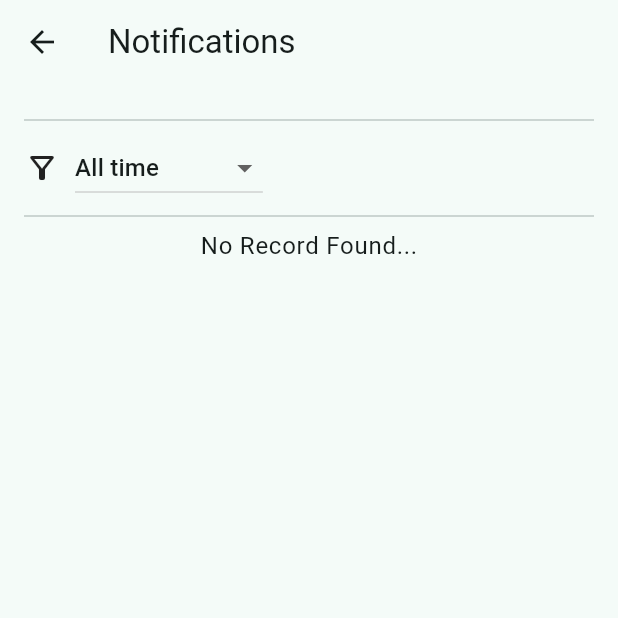
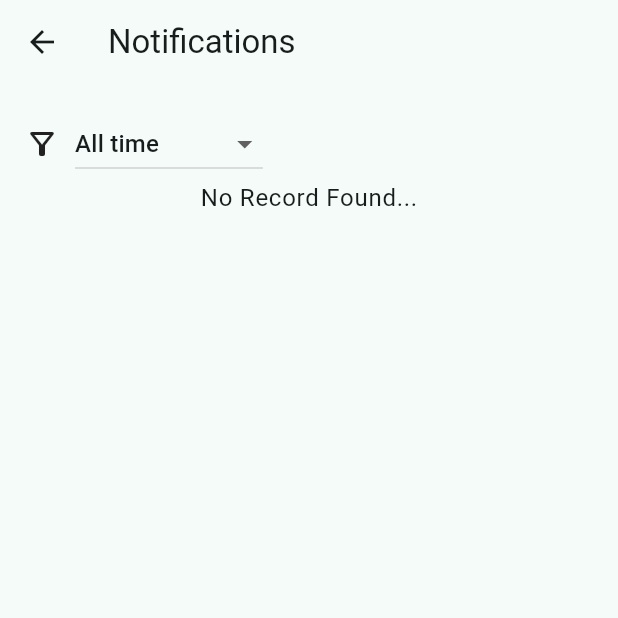
Before and after one commit to tahawaheed9/wellness_wise, a Flutter app: the NotificationsScreen screen opened by its route, on a phone screen of 412 x 824 dp, the top half of it. Run offline on Flutter 3.47's test engine with Material 3 defaults, Android fonts, the phone set to English and light mode, and no system bars; our stand-ins replace bloc, cloud_firestore, dropdown_search, equatable, firebase_auth, firebase_core and 7 more; missing offline and left inert: health; accounts and stored records are empty.

Commit message:
Change | Minor tweaks in UI

```diff
--- a/lib/presentation/screens/history/history_screen.dart
+++ b/lib/presentation/screens/history/history_screen.dart
@@ -53,7 +53,6 @@ class _HistoryScreenState extends State<HistoryScreen> {
         padding: const EdgeInsets.all(16.0),
         child: Column(
           children: <Widget>[
-            Divider(),
             CustomFilter(
               onChanged: (value) {
                 _selectedValue = value;
@@ -62,7 +61,6 @@ class _HistoryScreenState extends State<HistoryScreen> {
                 });
               },
             ),
-            Divider(),
             StreamBuilder<QuerySnapshot<Map<String, dynamic>>>(
               stream: FirebaseFirestore.instance
                   .collection('user-data')
--- a/lib/presentation/screens/notifications/notifications_screen.dart
+++ b/lib/presentation/screens/notifications/notifications_screen.dart
@@ -40,7 +40,6 @@ class _NotificationsScreenState extends State<NotificationsScreen> {
         padding: const EdgeInsets.all(16.0),
         child: Column(
           children: <Widget>[
-            Divider(),
             CustomFilter(
               onChanged: (value) {
                 _selectedValue = value;
@@ -49,7 +48,6 @@ class _NotificationsScreenState extends State<NotificationsScreen> {
                 });
               },
             ),
-            Divider(),
             StreamBuilder<QuerySnapshot<Map<String, dynamic>>>(
               stream: FirebaseFirestore.instance
                   .collection('user-data')
```
